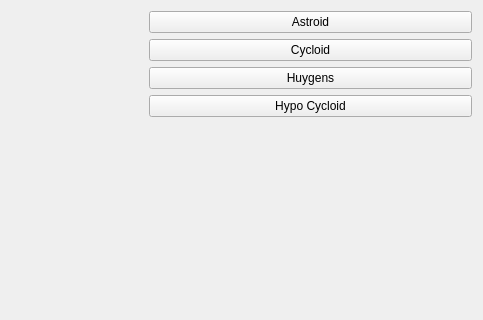
This is mainwindow.ui in marjano89/QtCurvesCPP as Qt 5 draws it before an edit; both pictures show x 191 to 674 and y 0 to 320 of the 674 by 452 pixel window. The edited form follows.
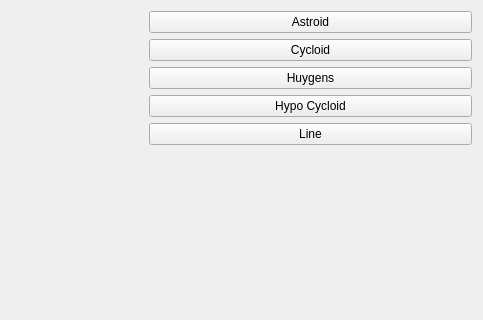
This is the edited form. Custom widgets are drawn as their Qt base class.

```diff
--- a/mainwindow.ui
+++ b/mainwindow.ui
@@ -50,6 +50,13 @@
           </property>
          </widget>
         </item>
+        <item>
+         <widget class="QPushButton" name="btnLine">
+          <property name="text">
+           <string>Line</string>
+          </property>
+         </widget>
+        </item>
         <item>
          <spacer name="verticalSpacer">
           <property name="orientation">
```
